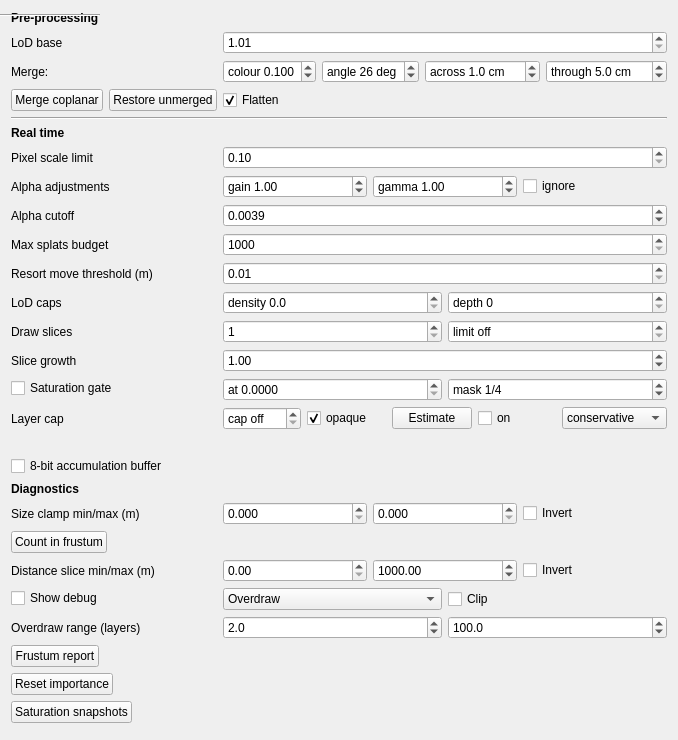
Qt form gui_client/GaussianSplatSettingsWidget.ui (russiaman/substrata_robo) before a commit.
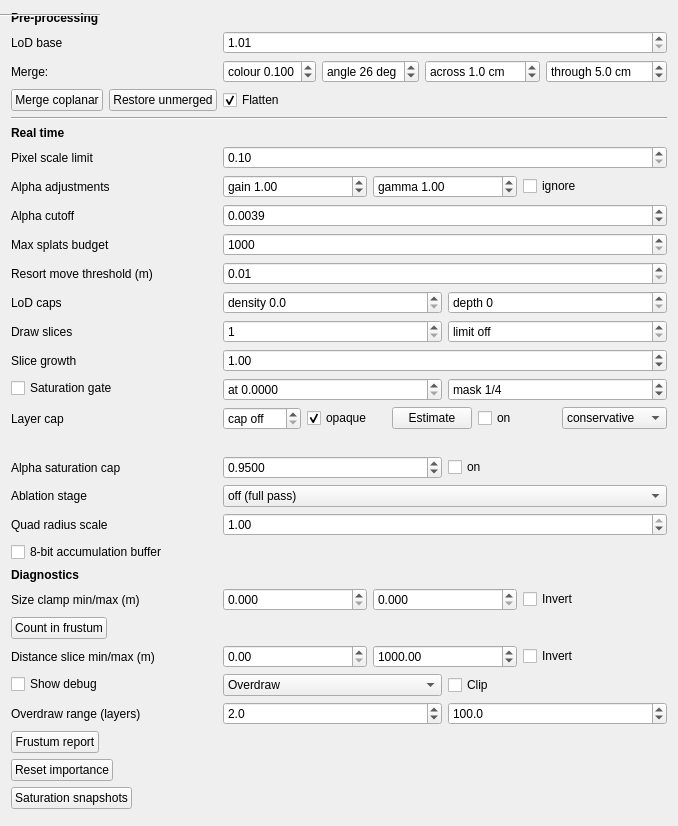
The same form after that commit.

Commit message:
Gaussian splats panel: alpha saturation cap and ablation ladder controls
Wires GaussianSplatRenderer's new alpha saturation cap, ablation stage
ladder, and quad radius scale into the Qt settings widget - threshold/on
controls for the cap, a stage dropdown, and a radius scale spinbox, all
diagnostic and none persisted (like the existing layer cap A/B switches).

```diff
--- a/gui_client/GaussianSplatSettingsWidget.ui
+++ b/gui_client/GaussianSplatSettingsWidget.ui
@@ -827,7 +827,161 @@
      </property>
     </widget>
    </item>
-   <item row="17" column="0" colspan="2">
+   <item row="17" column="0">
+    <widget class="QLabel" name="coverageCapLabel">
+     <property name="text">
+      <string>Alpha saturation cap</string>
+     </property>
+     <property name="toolTip">
+      <string>Diagnostic: the same per-fragment cut as the layer cap above, but decided by how covered a pixel already is rather than by how many splats have touched it. Front-to-back compositing means a pixel whose accumulated coverage has reached the threshold cannot be changed by anything drawn behind it, so everything still to come there is invisible and can be dropped. Unlike the layer cap this needs no per-pixel counter buffer, which is 8 bytes per fragment of writes the pass no longer pays. Takes the saturation mask over from the gate while it is on - there is only one mask.</string>
+     </property>
+    </widget>
+   </item>
+   <item row="17" column="1">
+    <widget class="QWidget" name="coverageCapWidget" native="true">
+     <layout class="QHBoxLayout" name="coverageCapHorizontalLayout">
+      <property name="leftMargin">
+       <number>0</number>
+      </property>
+      <property name="topMargin">
+       <number>0</number>
+      </property>
+      <property name="rightMargin">
+       <number>0</number>
+      </property>
+      <property name="bottomMargin">
+       <number>0</number>
+      </property>
+      <item>
+       <widget class="QDoubleSpinBox" name="coverageCapThresholdDoubleSpinBox">
+        <property name="toolTip">
+         <string>Accumulated coverage at or above which a pixel stops being composited. Coverage is not a layer count: 1 unit of summed alpha is 63% covered, 2 is 86%, 3 is 95%, 5.5 is 99.6% - so a threshold near 1 is a much later stop than it looks. Separate from the saturation gate's threshold on purpose, so switching between the two does not retune the other. Cuts at slice boundaries, so it needs more than one draw slice.</string>
+        </property>
+        <property name="decimals">
+         <number>4</number>
+        </property>
+        <property name="minimum">
+         <double>0.010000000000000</double>
+        </property>
+        <property name="maximum">
+         <double>1.000000000000000</double>
+        </property>
+        <property name="singleStep">
+         <double>0.005000000000000</double>
+        </property>
+        <property name="value">
+         <double>0.950000000000000</double>
+        </property>
+       </widget>
+      </item>
+      <item>
+       <widget class="QCheckBox" name="coverageCapOnCheckBox">
+        <property name="text">
+         <string>on</string>
+        </property>
+        <property name="toolTip">
+         <string>Applies the cap beside it, without having to clear the value to switch it off - for A/B against the same camera. Yields to the layer cap above when that is on, and stands the saturation gate down while it runs, since all three want the same mask. Not remembered between sessions.</string>
+        </property>
+       </widget>
+      </item>
+     </layout>
+    </widget>
+   </item>
+   <item row="18" column="0">
+    <widget class="QLabel" name="ablationStageLabel">
+     <property name="text">
+      <string>Ablation stage</string>
+     </property>
+     <property name="toolTip">
+      <string>Diagnostic: switches the splat pass on one piece at a time, lightest first, so the frame time can be read at each step. The difference between two steps is what the one thing that step added costs. Read the "draw splats" timer, not the frame rate - vsync hides everything. Two caveats: GPU cost is a maximum over the units that saturate rather than a sum of stages, so a step means "the cost of this given everything below it"; and at the CPU-only stage the splat timer reads nothing, so look at CPU frame time there instead.</string>
+     </property>
+    </widget>
+   </item>
+   <item row="18" column="1">
+    <widget class="QComboBox" name="ablationStageComboBox">
+     <property name="toolTip">
+      <string>Off is the real pass. The stages below it are deliberately wrong pictures - each one is missing everything above it - so nothing here is meant to be left on. Stage 5 is there because going straight from points to full quads moves the vertex maths and the fill at the same time: it runs all of the projection maths and still draws a one-pixel quad, so 5 minus 4 is the vertex work alone and 6 minus 5 is the fill alone.</string>
+     </property>
+     <item>
+      <property name="text">
+       <string>off (full pass)</string>
+      </property>
+     </item>
+     <item>
+      <property name="text">
+       <string>1 - CPU only, no draw call</string>
+      </property>
+     </item>
+     <item>
+      <property name="text">
+       <string>2 - points, 1 texel, white</string>
+      </property>
+     </item>
+     <item>
+      <property name="text">
+       <string>3 - points, all 4 texels</string>
+      </property>
+     </item>
+     <item>
+      <property name="text">
+       <string>4 - points, splat colour</string>
+      </property>
+     </item>
+     <item>
+      <property name="text">
+       <string>5 - vertex maths, 1px quad</string>
+      </property>
+     </item>
+     <item>
+      <property name="text">
+       <string>6 - full quads, opaque, no blend</string>
+      </property>
+     </item>
+     <item>
+      <property name="text">
+       <string>7 - blending, flat alpha</string>
+      </property>
+     </item>
+     <item>
+      <property name="text">
+       <string>8 - Gaussian, no discard</string>
+      </property>
+     </item>
+    </widget>
+   </item>
+   <item row="19" column="0">
+    <widget class="QLabel" name="quadRadiusScaleLabel">
+     <property name="text">
+      <string>Quad radius scale</string>
+     </property>
+     <property name="toolTip">
+      <string>Diagnostic: multiplies every splat's screen-space radius. 1 is the real size. Rasterised area goes as the square of it, while the splat count, all the vertex work and the length of the blend chain stay exactly the same - so this asks whether a cost is proportional to area at all. A cost that falls by half at 0.7 is fill (rasterising, shading, blend bandwidth); one that does not move is per-splat (instance emission, primitive setup), whatever the stage ladder suggests. Not the same as raising the alpha cutoff, which shrinks each splat by its own opacity instead of scaling them all alike. The Gaussian shrinks with the quad, so splats get smaller rather than hard-edged.</string>
+     </property>
+    </widget>
+   </item>
+   <item row="19" column="1">
+    <widget class="QDoubleSpinBox" name="quadRadiusScaleDoubleSpinBox">
+     <property name="toolTip">
+      <string>1 = the real size, and the only value the picture is correct at.</string>
+     </property>
+     <property name="decimals">
+      <number>2</number>
+     </property>
+     <property name="minimum">
+      <double>0.050000000000000</double>
+     </property>
+     <property name="maximum">
+      <double>1.000000000000000</double>
+     </property>
+     <property name="singleStep">
+      <double>0.050000000000000</double>
+     </property>
+     <property name="value">
+      <double>1.000000000000000</double>
+     </property>
+    </widget>
+   </item>
+   <item row="20" column="0" colspan="2">
     <widget class="QCheckBox" name="accumBuffer8BitCheckBox">
      <property name="text">
       <string>8-bit accumulation buffer</string>
@@ -847,7 +1001,7 @@
      </property>
     </widget>
    </item>
-   <item row="18" column="0" colspan="2">
+   <item row="21" column="0" colspan="2">
     <widget class="QLabel" name="diagnosticsSectionLabel">
      <property name="text">
       <string>Diagnostics</string>
@@ -860,7 +1014,7 @@
      </property>
     </widget>
    </item>
-   <item row="19" column="0">
+   <item row="22" column="0">
     <widget class="QLabel" name="sizeClampLabel">
      <property name="text">
       <string>Size clamp min/max (m)</string>
@@ -870,7 +1024,7 @@
      </property>
     </widget>
    </item>
-   <item row="19" column="1">
+   <item row="22" column="1">
     <widget class="QWidget" name="sizeClampWidget" native="true">
      <layout class="QHBoxLayout" name="sizeClampHorizontalLayout">
       <property name="leftMargin">
@@ -936,7 +1090,7 @@
      </layout>
     </widget>
    </item>
-   <item row="20" column="0">
+   <item row="23" column="0">
     <widget class="QPushButton" name="countInFrustumPushButton">
      <property name="text">
       <string>Count in frustum</string>
@@ -946,14 +1100,14 @@
      </property>
     </widget>
    </item>
-   <item row="20" column="1">
+   <item row="23" column="1">
     <widget class="QLabel" name="countInFrustumResultLabel">
      <property name="text">
       <string></string>
      </property>
     </widget>
    </item>
-   <item row="21" column="0">
+   <item row="24" column="0">
     <widget class="QLabel" name="distClampLabel">
      <property name="text">
       <string>Distance slice min/max (m)</string>
@@ -963,7 +1117,7 @@
      </property>
     </widget>
    </item>
-   <item row="21" column="1">
+   <item row="24" column="1">
     <widget class="QWidget" name="distClampWidget" native="true">
      <layout class="QHBoxLayout" name="distClampHorizontalLayout">
       <property name="leftMargin">
@@ -1029,7 +1183,7 @@
      </layout>
     </widget>
    </item>
-   <item row="22" column="0">
+   <item row="25" column="0">
     <widget class="QCheckBox" name="showDebugCheckBox">
      <property name="text">
       <string>Show debug</string>
@@ -1039,7 +1193,7 @@
      </property>
     </widget>
    </item>
-   <item row="22" column="1">
+   <item row="25" column="1">
     <widget class="QWidget" name="debugModeWidget" native="true">
      <layout class="QHBoxLayout" name="debugModeHorizontalLayout">
       <property name="leftMargin">
@@ -1084,7 +1238,7 @@
      </layout>
     </widget>
    </item>
-   <item row="23" column="0">
+   <item row="26" column="0">
     <widget class="QLabel" name="overdrawRangeLabel">
      <property name="text">
       <string>Overdraw range (layers)</string>
@@ -1094,7 +1248,7 @@
      </property>
     </widget>
    </item>
-   <item row="23" column="1">
+   <item row="26" column="1">
     <widget class="QWidget" name="overdrawRangeWidget" native="true">
      <layout class="QHBoxLayout" name="overdrawRangeHorizontalLayout">
       <property name="leftMargin">
@@ -1156,7 +1310,7 @@
      </layout>
     </widget>
    </item>
-   <item row="24" column="0">
+   <item row="27" column="0">
     <widget class="QPushButton" name="frustumReportPushButton">
      <property name="text">
       <string>Frustum report</string>
@@ -1166,14 +1320,14 @@
      </property>
     </widget>
    </item>
-   <item row="24" column="1">
+   <item row="27" column="1">
     <widget class="QLabel" name="frustumReportResultLabel">
      <property name="text">
       <string></string>
      </property>
     </widget>
    </item>
-   <item row="25" column="0">
+   <item row="28" column="0">
     <widget class="QPushButton" name="resetImportancePushButton">
      <property name="text">
       <string>Reset importance</string>
@@ -1183,14 +1337,14 @@
      </property>
     </widget>
    </item>
-   <item row="25" column="1">
+   <item row="28" column="1">
     <widget class="QLabel" name="resetImportanceResultLabel">
      <property name="text">
       <string></string>
      </property>
     </widget>
    </item>
-   <item row="26" column="0">
+   <item row="29" column="0">
     <widget class="QPushButton" name="saturationSnapshotsPushButton">
      <property name="text">
       <string>Saturation snapshots</string>
@@ -1200,14 +1354,14 @@
      </property>
     </widget>
    </item>
-   <item row="26" column="1">
+   <item row="29" column="1">
     <widget class="QLabel" name="saturationSnapshotsResultLabel">
      <property name="text">
       <string></string>
      </property>
     </widget>
    </item>
-   <item row="27" column="0" colspan="2">
+   <item row="30" column="0" colspan="2">
     <spacer name="verticalSpacer">
      <property name="orientation">
       <enum>Qt::Vertical</enum>
```
Left out of the diff: 2 changed lines with no effect on the pictures. The commit also changes 2 other files.
